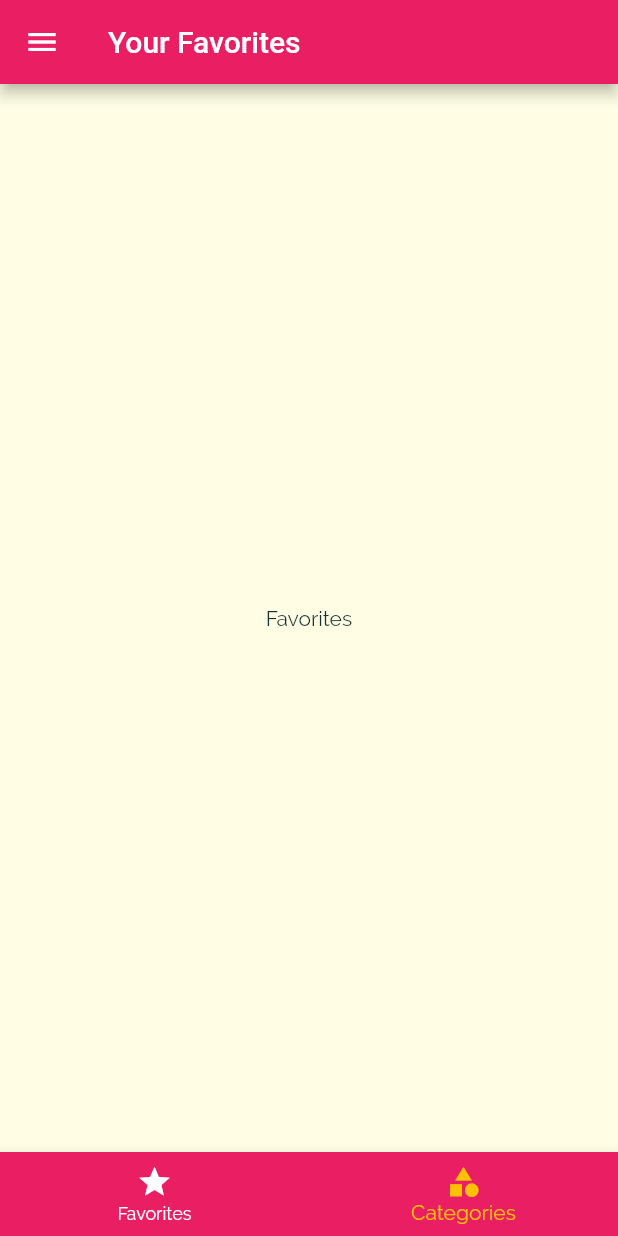
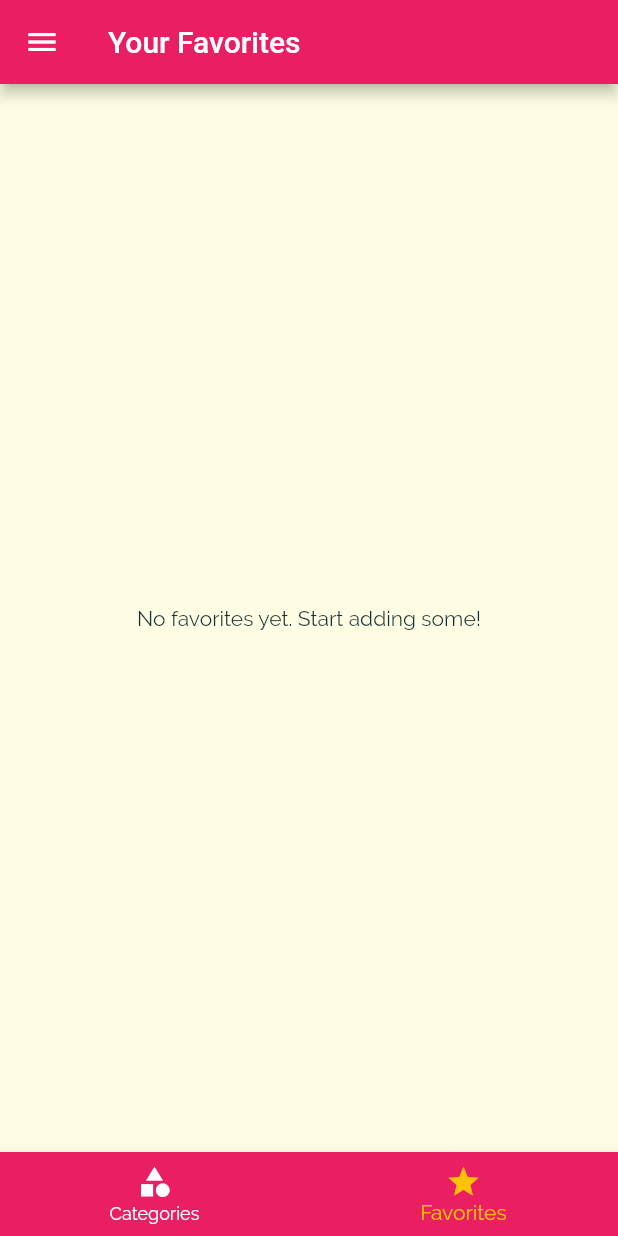
Before and after one commit to gustavolsilvano/flutter_cooking_up, a Flutter app: the screen it shows after launch, item 2 of the bottom bar chosen, on a phone screen of 412 x 824 dp. Run offline on Flutter 3.47's test engine with Material 2 defaults, Android fonts, the phone set to English and light mode, and no system bars.

Commit message:
feat: handling favorite

```diff
--- a/lib/main.dart
+++ b/lib/main.dart
@@ -1,5 +1,6 @@
 import 'package:flutter/material.dart';
 import 'package:flutter_cooking_up/models/filter.dart';
+import 'package:flutter_cooking_up/models/meal.dart';
 import 'package:flutter_cooking_up/screens/categories_screen.dart';
 import 'package:flutter_cooking_up/screens/category_meals_screen.dart';
 import 'package:flutter_cooking_up/screens/filters_screen.dart';
@@ -33,6 +34,8 @@ class _MyAppState extends State<MyApp> {
         FilterTypeEnum.isLactoseFree),
   ];
 
+  List<Meal> favoriteMeals = [];
+
   void _setFilters(BuildContext context) {
     Navigator.of(context).pushReplacementNamed('/');
   }
@@ -56,8 +59,9 @@ class _MyAppState extends State<MyApp> {
       theme: theme.copyWith(
           colorScheme: theme.colorScheme.copyWith(secondary: Colors.amber)),
       routes: {
-        '/': (_) => const TabsScreen(),
-        CategoryMealsScreen.routeName: (_) => CategoryMealsScreen(filters),
+        '/': (_) => TabsScreen(favoriteMeals),
+        CategoryMealsScreen.routeName: (_) =>
+            CategoryMealsScreen(filters, favoriteMeals),
         MealDetailScreen.routeName: (_) => const MealDetailScreen(),
         FiltersScreen.routeName: (_) => FiltersScreen(filters, _setFilters)
       },
--- a/lib/screens/favorites_screen.dart
+++ b/lib/screens/favorites_screen.dart
@@ -1,14 +1,40 @@
 import 'package:flutter/material.dart';
-import 'package:flutter/src/widgets/container.dart';
-import 'package:flutter/src/widgets/framework.dart';
+import 'package:flutter_cooking_up/models/meal.dart';
+import 'package:flutter_cooking_up/widgets/meal_item.dart';
 
-class FavoritesScreen extends StatelessWidget {
-  const FavoritesScreen({super.key});
+class FavoritesScreen extends StatefulWidget {
+  static const routeName = '/category-meals';
+
+  List<Meal> favoriteMeals;
+  FavoritesScreen(this.favoriteMeals, {super.key});
+
+  @override
+  State<FavoritesScreen> createState() => _FavoritesScreenState();
+}
+
+class _FavoritesScreenState extends State<FavoritesScreen> {
+  void _toggleToFavorite(Meal meal) {
+    setState(() {
+      if (widget.favoriteMeals.any((mealInt) => mealInt.id == meal.id)) {
+        return widget.favoriteMeals
+            .removeWhere((mealInt) => mealInt.id == meal.id);
+      }
+      return widget.favoriteMeals.add(meal);
+    });
+  }
 
   @override
   Widget build(BuildContext context) {
-    return const Center(
-      child: Text('Favorites'),
+    return Scaffold(
+      body: widget.favoriteMeals.isEmpty
+          ? const Center(
+              child: Text('No favorites yet. Start adding some!'),
+            )
+          : ListView.builder(
+              itemBuilder: (_, index) => MealItem(
+                  widget.favoriteMeals[index], null, _toggleToFavorite, true),
+              itemCount: widget.favoriteMeals.length,
+            ),
     );
   }
 }
--- a/lib/screens/tabs_screen.dart
+++ b/lib/screens/tabs_screen.dart
@@ -1,4 +1,5 @@
 import 'package:flutter/material.dart';
+import 'package:flutter_cooking_up/models/meal.dart';
 import 'package:flutter_cooking_up/screens/categories_screen.dart';
 import 'package:flutter_cooking_up/screens/favorites_screen.dart';
 import 'package:flutter_cooking_up/widgets/Drawer/main_drawer.dart';
@@ -11,17 +12,25 @@ class MainTab {
 }
 
 class TabsScreen extends StatefulWidget {
-  const TabsScreen({super.key});
+  List<Meal> favoriteMeals;
+
+  TabsScreen(this.favoriteMeals, {super.key});
 
   @override
   State<TabsScreen> createState() => _TabsScreenState();
 }
 
 class _TabsScreenState extends State<TabsScreen> {
-  final List<MainTab> _pages = [
-    MainTab(const CategoriesScreen(), 'Categories'),
-    MainTab(const FavoritesScreen(), 'Your Favorites'),
-  ];
+  List<MainTab> _pages = [];
+
+  @override
+  void initState() {
+    _pages = [
+      MainTab(const CategoriesScreen(), 'Categories'),
+      MainTab(FavoritesScreen(widget.favoriteMeals), 'Your Favorites'),
+    ];
+    super.initState();
+  }
 
   int _selectedPageIndex = 0;
 
@@ -48,9 +57,9 @@ class _TabsScreenState extends State<TabsScreen> {
         type: BottomNavigationBarType.fixed,
         items: [
           const BottomNavigationBarItem(
+              icon: const Icon(Icons.category), label: 'Categories'),
+          const BottomNavigationBarItem(
               icon: const Icon(Icons.star), label: 'Favorites'),
-          const BottomNavigationBarItem(
-              icon: const Icon(Icons.category), label: 'Categories'),
         ],
       ),
     );
```
Also changed, not shown: lib/screens/category_meals_screen.dart (+20 -3 lines), lib/widgets/meal_item.dart (+21 -7 lines).
